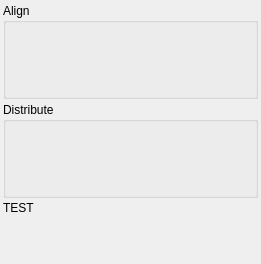
The window that plugins/widgets/LogicOperations/LogicOperations.ui (igreench/MultiFusion) describes before a commit, drawn with Qt 5.
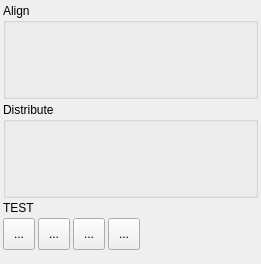
The same window after the commit. Icons and pictures are not drawn.

```diff
--- a/plugins/widgets/LogicOperations/LogicOperations.ui
+++ b/plugins/widgets/LogicOperations/LogicOperations.ui
@@ -604,6 +604,115 @@
      </property>
     </widget>
    </item>
+   <item>
+    <layout class="QHBoxLayout" name="horizontalLayout">
+     <item>
+      <widget class="QToolButton" name="toolButton_4">
+       <property name="minimumSize">
+        <size>
+         <width>32</width>
+         <height>32</height>
+        </size>
+       </property>
+       <property name="text">
+        <string>...</string>
+       </property>
+       <property name="icon">
+        <iconset resource="LogicOperations.qrc">
+         <normaloff>:/LogicOperations/images/logic-operation-sum.png</normaloff>:/LogicOperations/images/logic-operation-sum.png</iconset>
+       </property>
+       <property name="iconSize">
+        <size>
+         <width>24</width>
+         <height>24</height>
+        </size>
+       </property>
+      </widget>
+     </item>
+     <item>
+      <widget class="QToolButton" name="toolButton_3">
+       <property name="minimumSize">
+        <size>
+         <width>32</width>
+         <height>32</height>
+        </size>
+       </property>
+       <property name="text">
+        <string>...</string>
+       </property>
+       <property name="icon">
+        <iconset resource="LogicOperations.qrc">
+         <normaloff>:/LogicOperations/images/logic-operation-diff.png</normaloff>:/LogicOperations/images/logic-operation-diff.png</iconset>
+       </property>
+       <property name="iconSize">
+        <size>
+         <width>24</width>
+         <height>24</height>
+        </size>
+       </property>
+      </widget>
+     </item>
+     <item>
+      <widget class="QToolButton" name="toolButton_2">
+       <property name="minimumSize">
+        <size>
+         <width>32</width>
+         <height>32</height>
+        </size>
+       </property>
+       <property name="text">
+        <string>...</string>
+       </property>
+       <property name="icon">
+        <iconset resource="LogicOperations.qrc">
+         <normaloff>:/LogicOperations/images/logic-operation-or.png</normaloff>:/LogicOperations/images/logic-operation-or.png</iconset>
+       </property>
+       <property name="iconSize">
+        <size>
+         <width>24</width>
+         <height>24</height>
+        </size>
+       </property>
+      </widget>
+     </item>
+     <item>
+      <widget class="QToolButton" name="toolButton">
+       <property name="minimumSize">
+        <size>
+         <width>32</width>
+         <height>32</height>
+        </size>
+       </property>
+       <property name="text">
+        <string>...</string>
+       </property>
+       <property name="icon">
+        <iconset resource="LogicOperations.qrc">
+         <normaloff>:/LogicOperations/images/logic-operation-xor.png</normaloff>:/LogicOperations/images/logic-operation-xor.png</iconset>
+       </property>
+       <property name="iconSize">
+        <size>
+         <width>24</width>
+         <height>24</height>
+        </size>
+       </property>
+      </widget>
+     </item>
+     <item>
+      <spacer name="horizontalSpacer">
+       <property name="orientation">
+        <enum>Qt::Horizontal</enum>
+       </property>
+       <property name="sizeHint" stdset="0">
+        <size>
+         <width>40</width>
+         <height>20</height>
+        </size>
+       </property>
+      </spacer>
+     </item>
+    </layout>
+   </item>
    <item>
     <spacer name="verticalSpacer">
      <property name="orientation">
```
Left out of the diff: 1 changed line with no effect on the pictures.
